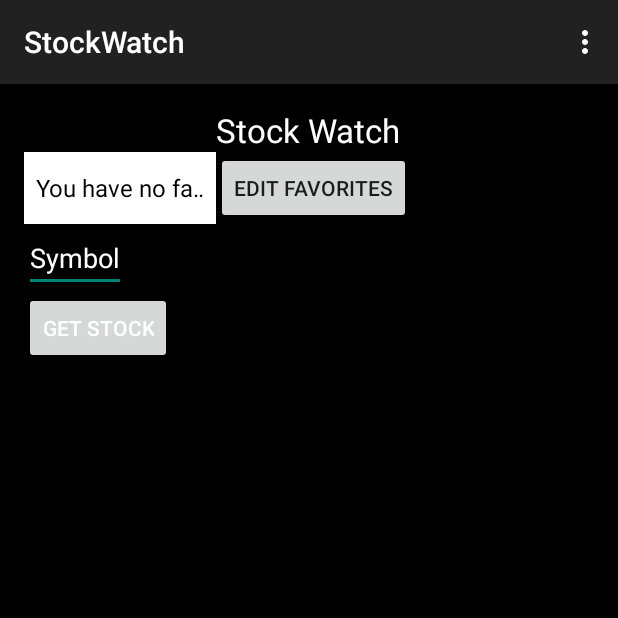
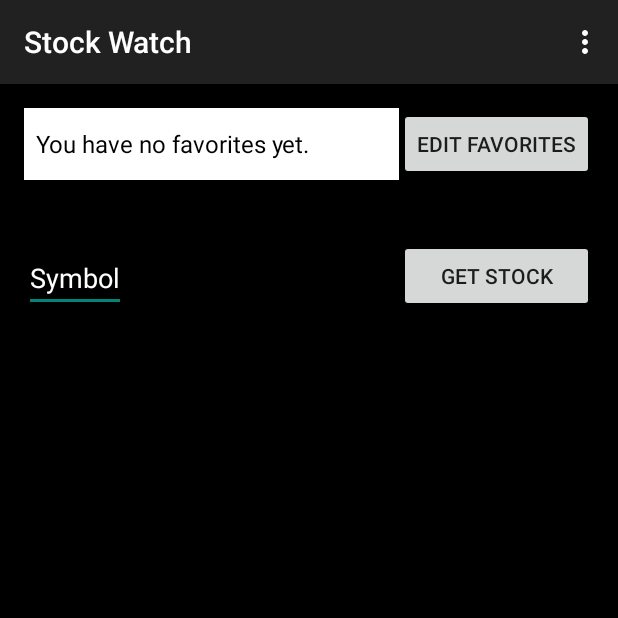
Before and after one commit to wrightaaron/StockWatch, an Android app: the screen it shows after launch (MainActivity), on a phone screen of 412 x 824 dp, the top half of it. Run offline under Robolectric (Android 15) with nearby library versions, the phone set to English and light mode, and no system bars.

Commit message:
Final Project Changes
Final changes before turning in assignment. Added icon and changed some
of the layout

```diff
--- a/StockWatch/app/src/main/AndroidManifest.xml
+++ b/StockWatch/app/src/main/AndroidManifest.xml
@@ -7,7 +7,7 @@
 
     <application
         android:allowBackup="true"
-        android:icon="@mipmap/ic_launcher"
+        android:icon="@mipmap/ic_stocks"
         android:label="@string/app_name"
         android:theme="@style/AppTheme" >
         <activity
@@ -21,7 +21,7 @@
         </activity>
         <activity
             android:name=".EditFavorites"
-            android:label="@string/title_activity_edit_favorites" >
+            android:label="@string/app_name" >
         </activity>
     </application>
 
--- a/StockWatch/app/src/main/res/layout/activity_main.xml
+++ b/StockWatch/app/src/main/res/layout/activity_main.xml
@@ -7,59 +7,50 @@
     android:background="#000000"
     android:id="@+id/mainView">
 
-    <TextView
-        android:layout_width="wrap_content"
-        android:layout_height="wrap_content"
-        android:textAppearance="?android:attr/textAppearanceLarge"
-        android:text="Stock Watch"
-        android:id="@+id/tvTitle"
-        android:layout_alignParentTop="true"
-        android:layout_centerHorizontal="true"
-        android:textColor="#FFFFFF" />
-
     <EditText
         android:layout_width="wrap_content"
         android:layout_height="wrap_content"
         android:id="@+id/txtSymbol"
         android:hint="Symbol"
-        android:layout_below="@+id/dropSymbols"
+        android:textColor="#FFFFFF"
+        android:textColorHint="#FFFFFF"
+        android:layout_alignBottom="@+id/btnGetStock"
         android:layout_alignParentLeft="true"
-        android:layout_alignParentStart="true"
-        android:textColor="#FFFFFF"
-        android:textColorHint="#FFFFFF" />
+        android:layout_alignParentStart="true" />
 
     <Button
         android:layout_width="wrap_content"
         android:layout_height="wrap_content"
         android:text="Get Stock"
         android:id="@+id/btnGetStock"
-        android:layout_below="@+id/txtSymbol"
-        android:layout_alignLeft="@+id/txtSymbol"
-        android:layout_alignStart="@+id/txtSymbol"
-        android:textColor="#FFFFFF"
-        android:textColorHint="#FFFFFF" />
+        android:layout_below="@+id/dropSymbols"
+        android:layout_toRightOf="@+id/dropSymbols"
+        android:layout_marginTop="40dp"
+        android:layout_alignRight="@+id/lstStock"
+        android:layout_alignEnd="@+id/lstStock" />
 
     <Spinner
         android:layout_width="wrap_content"
         android:layout_height="wrap_content"
         android:id="@+id/dropSymbols"
-        android:layout_below="@+id/tvTitle"
+        android:spinnerMode="dropdown"
+        android:background="#FFFFFF"
+        android:layout_alignParentTop="true"
         android:layout_alignParentLeft="true"
         android:layout_alignParentStart="true"
-        android:spinnerMode="dropdown"
-        android:background="#FFFFFF"
-        android:layout_toLeftOf="@+id/tvTitle"
-        android:layout_toStartOf="@+id/tvTitle" />
+        android:layout_toLeftOf="@+id/btnEdit"
+        android:layout_toStartOf="@+id/btnEdit" />
 
     <ListView
         android:layout_width="wrap_content"
         android:layout_height="wrap_content"
         android:id="@+id/lstStock"
-        android:layout_below="@+id/btnGetStock"
+        android:choiceMode="singleChoice"
+        android:background="#FFFFFF"
+        android:layout_marginTop="28dp"
+        android:layout_below="@+id/txtSymbol"
         android:layout_alignParentLeft="true"
-        android:layout_alignParentStart="true"
-        android:choiceMode="singleChoice"
-        android:background="#FFFFFF" />
+        android:layout_alignParentStart="true" />
 
     <Button
         android:layout_width="wrap_content"
@@ -67,6 +58,6 @@
         android:text="Edit Favorites"
         android:id="@+id/btnEdit"
         android:layout_alignTop="@+id/dropSymbols"
-        android:layout_alignLeft="@+id/tvTitle"
-        android:layout_alignStart="@+id/tvTitle" />
+        android:layout_alignRight="@+id/lstStock"
+        android:layout_alignEnd="@+id/lstStock" />
 </RelativeLayout>
--- a/StockWatch/app/src/main/res/values/strings.xml
+++ b/StockWatch/app/src/main/res/values/strings.xml
@@ -1,7 +1,5 @@
 <resources>
-    <string name="app_name">StockWatch</string>
+    <string name="app_name">Stock Watch</string>
 
-    <string name="hello_world">Hello world!</string>
     <string name="action_settings">Settings</string>
-    <string name="title_activity_edit_favorites">EditFavorites</string>
 </resources>
```
Also changed, not shown: StockWatch/app/src/main/res/layout/activity_edit_favorites.xml (+14 -6 lines), StockWatch/app/src/main/res/mipmap-hdpi/ic_stocks.png (added), StockWatch/app/src/main/res/mipmap-mdpi/ic_stocks.png (added), StockWatch/app/src/main/res/mipmap-xhdpi/ic_stocks.png (added), StockWatch/app/src/main/res/mipmap-xxhdpi/ic_stocks.png (added).
